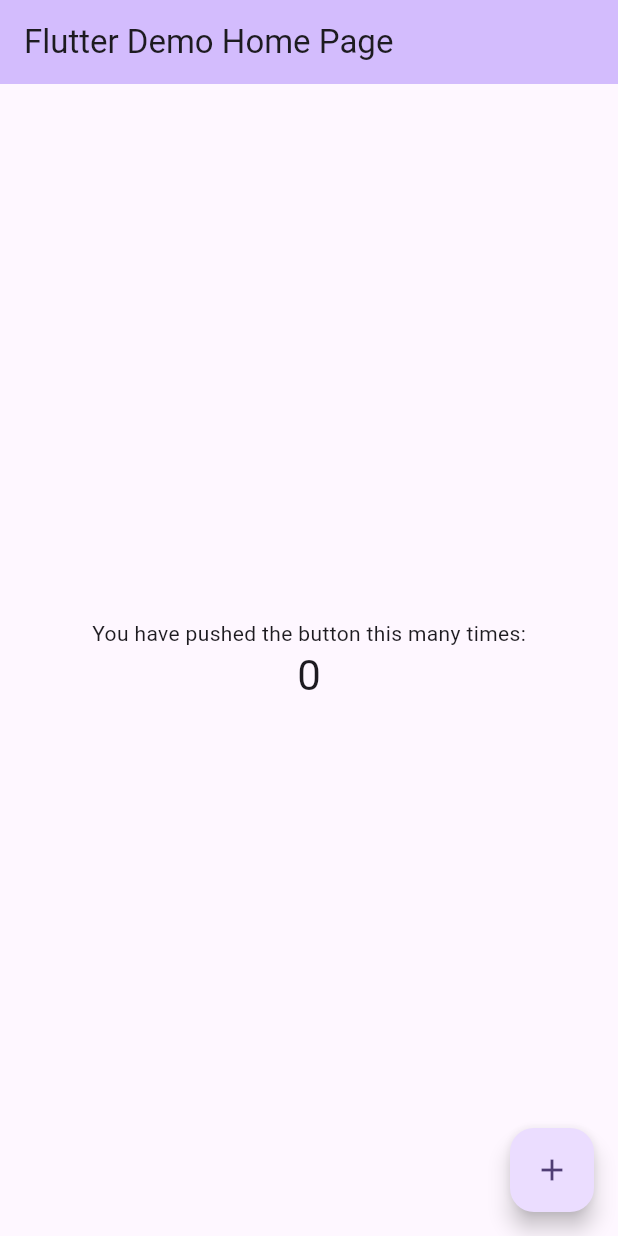
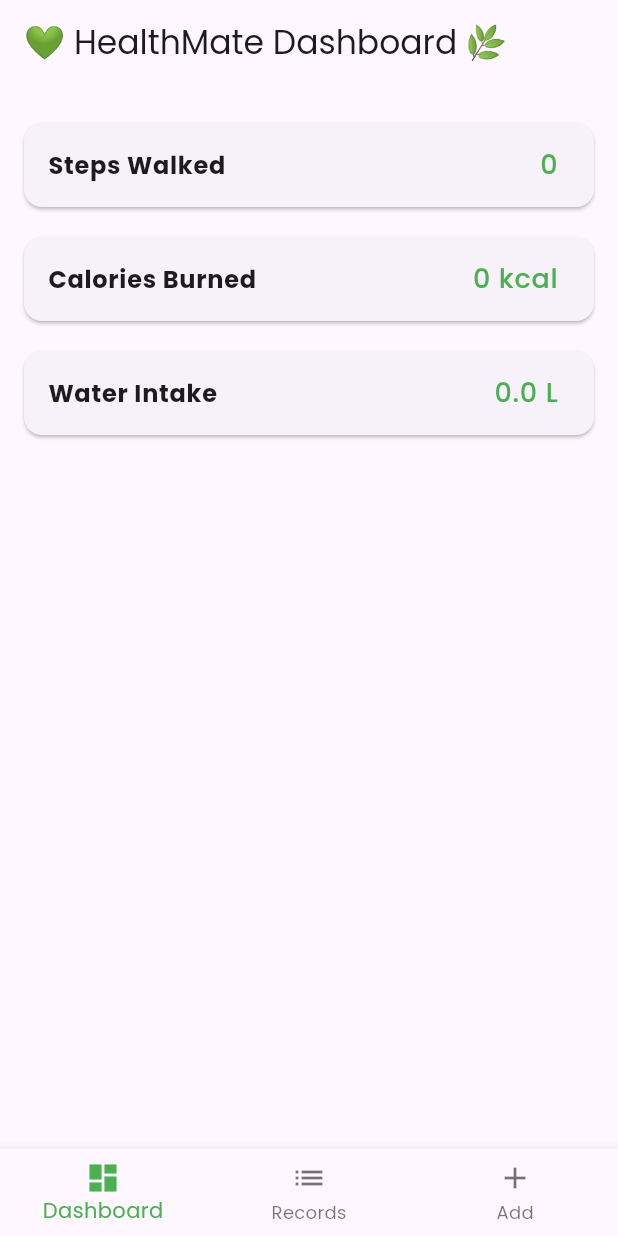
Before and after one commit to ArunaMahaGamage/HealthMate, a Flutter app: the screen it shows after launch, on a phone screen of 412 x 824 dp. Run offline on Flutter 3.47's test engine with Material 3 defaults, Android fonts, the phone set to English and light mode, and no system bars; our stand-ins replace google_fonts, sqflite; accounts and stored records are empty.

Commit message:
Update Screen

```diff
--- a/lib/main.dart
+++ b/lib/main.dart
@@ -1,122 +1,56 @@
 import 'package:flutter/material.dart';
+import 'package:google_fonts/google_fonts.dart';
+import 'screens/dashboard_screen.dart';
+import 'screens/records_screen.dart';
+import 'screens/add_entry_screen.dart';
 
 void main() {
-  runApp(const MyApp());
+  runApp(HealthMateApp());
 }
 
-class MyApp extends StatelessWidget {
-  const MyApp({super.key});
-
-  // This widget is the root of your application.
+class HealthMateApp extends StatelessWidget {
   @override
   Widget build(BuildContext context) {
     return MaterialApp(
-      title: 'Flutter Demo',
+      title: 'HealthMate',
       theme: ThemeData(
-        // This is the theme of your application.
-        //
-        // TRY THIS: Try running your application with "flutter run". You'll see
-        // the application has a purple toolbar. Then, without quitting the app,
-        // try changing the seedColor in the colorScheme below to Colors.green
-        // and then invoke "hot reload" (save your changes or press the "hot
-        // reload" button in a Flutter-supported IDE, or press "r" if you used
-        // the command line to start the app).
-        //
-        // Notice that the counter didn't reset back to zero; the application
-        // state is not lost during the reload. To reset the state, use hot
-        // restart instead.
-        //
-        // This works for code too, not just values: Most code changes can be
-        // tested with just a hot reload.
-        colorScheme: ColorScheme.fromSeed(seedColor: Colors.deepPurple),
+        primarySwatch: Colors.green,
+        textTheme: GoogleFonts.poppinsTextTheme(),
       ),
-      home: const MyHomePage(title: 'Flutter Demo Home Page'),
+      home: HomePage(),
+      debugShowCheckedModeBanner: false,
     );
   }
 }
 
-class MyHomePage extends StatefulWidget {
-  const MyHomePage({super.key, required this.title});
-
-  // This widget is the home page of your application. It is stateful, meaning
-  // that it has a State object (defined below) that contains fields that affect
-  // how it looks.
-
-  // This class is the configuration for the state. It holds the values (in this
-  // case the title) provided by the parent (in this case the App widget) and
-  // used by the build method of the State. Fields in a Widget subclass are
-  // always marked "final".
-
-  final String title;
-
+class HomePage extends StatefulWidget {
   @override
-  State<MyHomePage> createState() => _MyHomePageState();
+  _HomePageState createState() => _HomePageState();
 }
 
-class _MyHomePageState extends State<MyHomePage> {
-  int _counter = 0;
+class _HomePageState extends State<HomePage> {
+  int _selectedIndex = 0;
 
-  void _incrementCounter() {
-    setState(() {
-      // This call to setState tells the Flutter framework that something has
-      // changed in this State, which causes it to rerun the build method below
-      // so that the display can reflect the updated values. If we changed
-      // _counter without calling setState(), then the build method would not be
-      // called again, and so nothing would appear to happen.
-      _counter++;
-    });
-  }
+  final List<Widget> _screens = [
+    DashboardScreen(),
+    RecordsScreen(),
+    AddEntryScreen(),
+  ];
 
   @override
   Widget build(BuildContext context) {
-    // This method is rerun every time setState is called, for instance as done
-    // by the _incrementCounter method above.
-    //
-    // The Flutter framework has been optimized to make rerunning build methods
-    // fast, so that you can just rebuild anything that needs updating rather
-    // than having to individually change instances of widgets.
     return Scaffold(
-      appBar: AppBar(
-        // TRY THIS: Try changing the color here to a specific color (to
-        // Colors.amber, perhaps?) and trigger a hot reload to see the AppBar
-        // change color while the other colors stay the same.
-        backgroundColor: Theme.of(context).colorScheme.inversePrimary,
-        // Here we take the value from the MyHomePage object that was created by
-        // the App.build method, and use it to set our appbar title.
-        title: Text(widget.title),
+      body: _screens[_selectedIndex],
+      bottomNavigationBar: BottomNavigationBar(
+        currentIndex: _selectedIndex,
+        selectedItemColor: Colors.green,
+        onTap: (index) => setState(() => _selectedIndex = index),
+        items: const [
+          BottomNavigationBarItem(icon: Icon(Icons.dashboard), label: 'Dashboard'),
+          BottomNavigationBarItem(icon: Icon(Icons.list), label: 'Records'),
+          BottomNavigationBarItem(icon: Icon(Icons.add), label: 'Add'),
+        ],
       ),
-      body: Center(
-        // Center is a layout widget. It takes a single child and positions it
-        // in the middle of the parent.
-        child: Column(
-          // Column is also a layout widget. It takes a list of children and
-          // arranges them vertically. By default, it sizes itself to fit its
-          // children horizontally, and tries to be as tall as its parent.
-          //
-          // Column has various properties to control how it sizes itself and
-          // how it positions its children. Here we use mainAxisAlignment to
-          // center the children vertically; the main axis here is the vertical
-          // axis because Columns are vertical (the cross axis would be
-          // horizontal).
-          //
-          // TRY THIS: Invoke "debug painting" (choose the "Toggle Debug Paint"
-          // action in the IDE, or press "p" in the console), to see the
-          // wireframe for each widget.
-          mainAxisAlignment: MainAxisAlignment.center,
-          children: <Widget>[
-            const Text('You have pushed the button this many times:'),
-            Text(
-              '$_counter',
-              style: Theme.of(context).textTheme.headlineMedium,
-            ),
-          ],
-        ),
-      ),
-      floatingActionButton: FloatingActionButton(
-        onPressed: _incrementCounter,
-        tooltip: 'Increment',
-        child: const Icon(Icons.add),
-      ), // This trailing comma makes auto-formatting nicer for build methods.
     );
   }
 }
--- /dev/null
+++ b/lib/models/health_entry.dart
@@ -0,0 +1,35 @@
+class HealthEntry {
+  final int? id;
+  final String date;
+  final int steps;
+  final int calories;
+  final int water;
+
+  HealthEntry({
+    this.id,
+    required this.date,
+    required this.steps,
+    required this.calories,
+    required this.water,
+  });
+
+  Map<String, dynamic> toMap() {
+    return {
+      'id': id,
+      'date': date,
+      'steps': steps,
+      'calories': calories,
+      'water': water,
+    };
+  }
+
+  factory HealthEntry.fromMap(Map<String, dynamic> map) {
+    return HealthEntry(
+      id: map['id'],
+      date: map['date'],
+      steps: map['steps'],
+      calories: map['calories'],
+      water: map['water'],
+    );
+  }
+}
--- /dev/null
+++ b/lib/screens/dashboard_screen.dart
@@ -0,0 +1,72 @@
+import 'package:flutter/material.dart';
+import '../db/database_helper.dart';
+import '../models/health_entry.dart';
+
+class DashboardScreen extends StatefulWidget {
+  const DashboardScreen({super.key});
+
+  @override
+  State<DashboardScreen> createState() => _DashboardScreenState();
+}
+
+class _DashboardScreenState extends State<DashboardScreen> {
+  int totalSteps = 0;
+  int totalCalories = 0;
+  int totalWater = 0;
+
+  @override
+  void initState() {
+    // TODO: implement initState
+    super.initState();
+    _loadTodaySummary();
+  }
+
+  Future<void> _loadTodaySummary() async {
+    final db = DatabaseHelper.instance;
+    final entries = await db.getAllEntries();
+
+    final today = DateTime.now().toString().substring(0, 10);
+    final todayEntries = entries.where((e) => e.date == today);
+
+    setState(() {
+      totalSteps = todayEntries.fold(0, (sum, e) => sum + e.steps);
+      totalCalories = todayEntries.fold(0, (sum, e) => sum + e.calories);
+      totalWater = todayEntries.fold(0, (sum, e) => sum + e.water);
+    });
+  }
+
+  @override
+  Widget build(BuildContext context) {
+    return Scaffold(
+      appBar: AppBar(title: const Text('💚 HealthMate Dashboard 🌿')),
+      body: Padding(
+        padding: const EdgeInsets.all(16.0),
+        child: Column(
+          children: [
+            SummaryCard(title: 'Steps Walked', value: '$totalSteps'),
+            SummaryCard(title: 'Calories Burned', value: '$totalCalories kcal'),
+            SummaryCard(title: 'Water Intake', value: '${(totalWater / 1000).toStringAsFixed(1)} L'),
+          ],
+        ),
+      ),
+    );
+  }
+}
+
+class SummaryCard extends StatelessWidget {
+  final String title;
+  final String value;
+
+  const SummaryCard({required this.title, required this.value});
+
+  @override
+  Widget build(BuildContext context) {
+    return Card(
+      margin: const EdgeInsets.symmetric(vertical: 10),
+      child: ListTile(
+        title: Text(title, style: TextStyle(fontWeight: FontWeight.bold)),
+        trailing: Text(value, style: TextStyle(fontSize: 18, color: Colors.green)),
+      ),
+    );
+  }
+}
--- a/pubspec.yaml
+++ b/pubspec.yaml
@@ -38,6 +38,10 @@ dependencies:
 dev_dependencies:
   flutter_test:
     sdk: flutter
+  sqflite: ^2.3.0
+  path: ^1.9.0
+  path_provider: ^2.1.2
+  google_fonts: ^6.2.1
 
   # The "flutter_lints" package below contains a set of recommended lints to
   # encourage good coding practices. The lint set provided by the package is
```
Also changed, not shown: lib/db/database_helper.dart (added, +61 -0 lines), lib/screens/add_entry_screen.dart (added, +71 -0 lines), lib/screens/records_screen.dart (added, +49 -0 lines), lib/screens/update_entry_screen.dart (added, +71 -0 lines), pubspec.lock, 8 other files.
